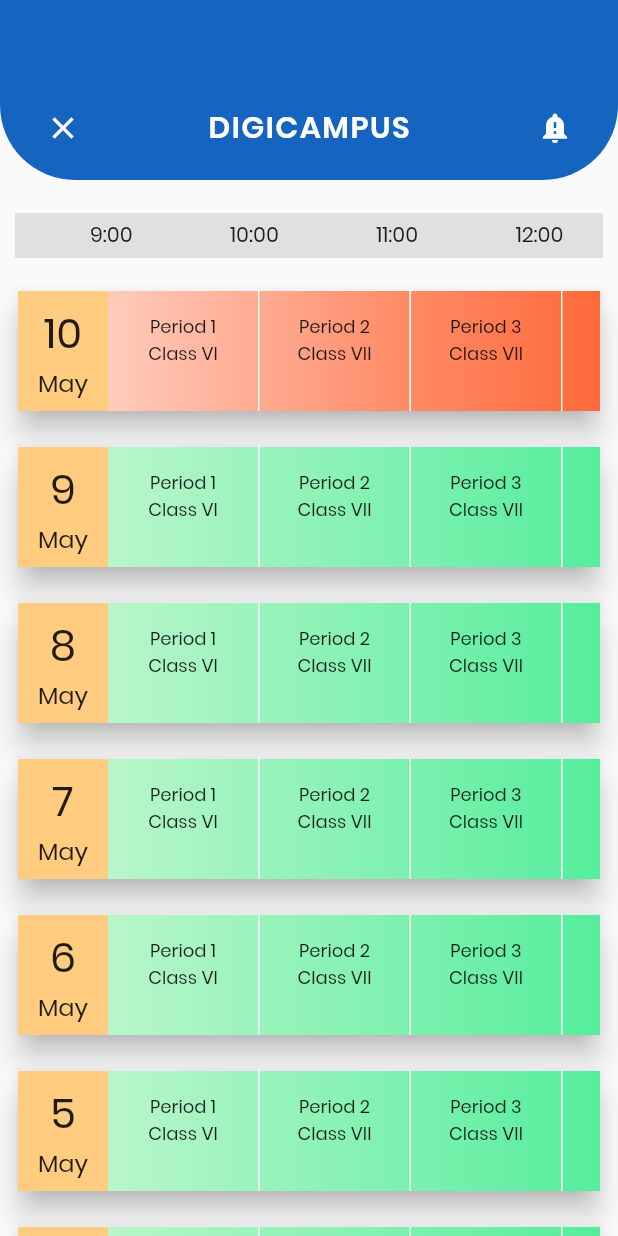
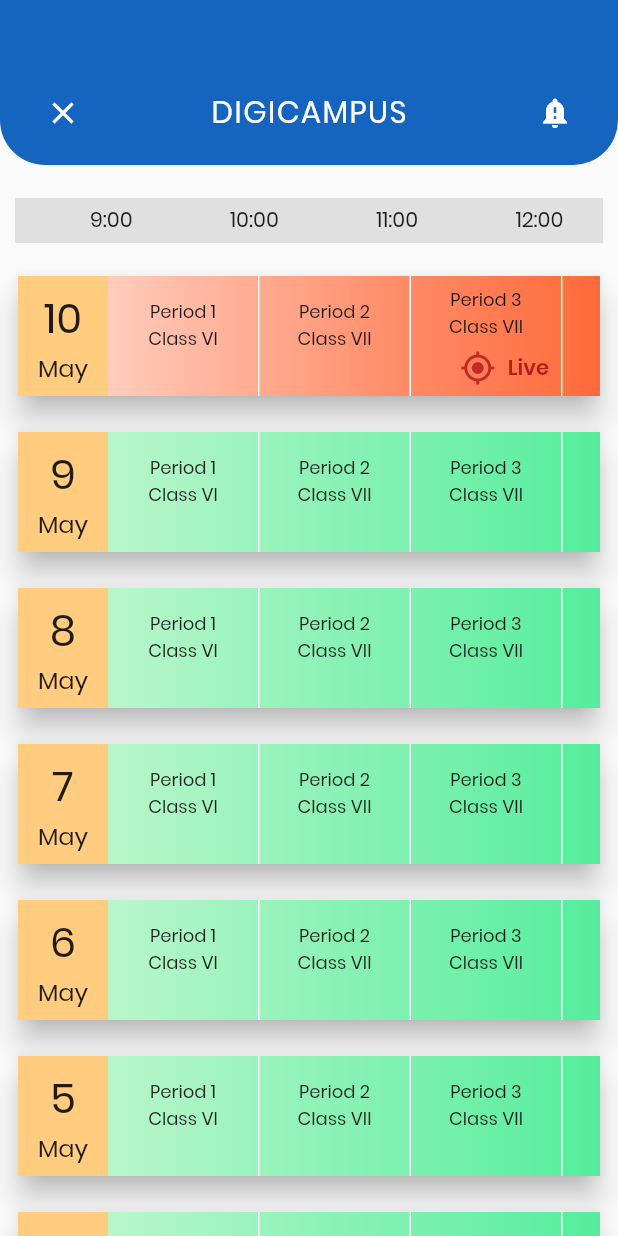
Before and after one commit to jijo0465/teacher_app, a Flutter app: the ClassroomScreen screen opened by its route, on a phone screen of 412 x 824 dp. Run offline on Flutter 3.47's test engine with Material 2 defaults, Android fonts, the phone set to English and light mode, and no system bars; our stand-ins replace cloud_firestore, flutter_rating_bar, font_awesome_flutter, lite_rolling_switch, shared_preferences, video_player and 1 more; accounts and stored records are empty.

Commit message:
First Demo

```diff
--- a/lib/components/digi_appbar.dart
+++ b/lib/components/digi_appbar.dart
@@ -58,7 +58,8 @@ class DigiAppbar extends StatelessWidget {
                         builder: (BuildContext context, TeacherState value,
                             Widget child) {
                           return Text(
-                            'Hi ${value.teacherName} !',
+                            // 'Hi ${value.teacherName} !',
+                            'Hi Rachel !',
                             style: TextStyle(fontSize: 20, color: Colors.white),
                           );
                         },
@@ -95,7 +96,7 @@ class DigiAppbar extends StatelessWidget {
 class BackgroundClipper extends CustomClipper<Path> {
   @override
   Path getClip(Size size) {
-    var roundnessFactor = 50.0;
+    var roundnessFactor = 40.0;
     var path = Path();
     path.moveTo(0, 0);
     path.lineTo(0, size.height);
--- a/lib/components/digicampus_appbar.dart
+++ b/lib/components/digicampus_appbar.dart
@@ -28,7 +28,7 @@ class DigiCampusAppbar extends StatelessWidget {
                 letterSpacing: 1,
                 color: Colors.white,
                 fontSize: 20,
-                fontWeight: FontWeight.w600),
+                fontWeight: FontWeight.w400),
           ),
           Padding(
             padding: const EdgeInsets.only(right: 30),
@@ -42,9 +42,9 @@ class DigiCampusAppbar extends StatelessWidget {
       decoration: BoxDecoration(
           color: Colors.blue[800],
           borderRadius: BorderRadius.only(
-              bottomLeft: Radius.circular(50),
-              bottomRight: Radius.circular(50))),
-      height: 120 - MediaQuery.of(context).padding.top,
+              bottomLeft: Radius.circular(30),
+              bottomRight: Radius.circular(30))),
+      height: 110 - MediaQuery.of(context).padding.top,
       width: MediaQuery.of(context).size.width,
     );
   }
--- a/lib/main.dart
+++ b/lib/main.dart
@@ -7,9 +7,11 @@ import 'package:teacher_app/screens/attendance_screen.dart';
 import 'package:teacher_app/screens/bus_tracking_screen.dart';
 import 'package:teacher_app/screens/classroom_screen.dart';
 import 'package:teacher_app/screens/contact_parent_screen.dart';
+import 'package:teacher_app/screens/discussions_screen.dart';
 import 'package:teacher_app/screens/forgot_password_screen.dart';
 import 'package:teacher_app/screens/home_screen.dart';
 import 'package:teacher_app/screens/leave_request_screen.dart';
+import 'package:teacher_app/screens/live_screen.dart';
 import 'package:teacher_app/screens/new_password_screen.dart';
 import 'package:teacher_app/screens/remark_screen.dart';
 import 'package:teacher_app/screens/reward_screen.dart';
@@ -67,7 +69,9 @@ class TeacherApp extends StatelessWidget {
             '/leave_request': (context) => LeaveRequest(),
             '/approve_leave_request': (context) => ApproveLeaveRequest(),
             '/attendance_history':(context) => AttendanceHistory(),
-            '/classroom_screen':(context)=>ClassroomScreen()
+            '/classroom_screen': (context) => ClassroomScreen(),
+            '/discussions': (context) => DiscussionsScreen(),
+            '/live': (context) => LiveScreen(),
           },
         ));
   }
--- a/lib/screens/classroom_screen.dart
+++ b/lib/screens/classroom_screen.dart
@@ -4,7 +4,60 @@ import 'package:teacher_app/components/digicampus_appbar.dart';
 
 class ClassroomScreen extends StatefulWidget {
   const ClassroomScreen({Key key}) : super(key: key);
-  static List<Map<String, dynamic>> timeTableList = [
+
+
+  @override
+  _ClassroomScreenState createState() => _ClassroomScreenState();
+}
+
+
+class _ClassroomScreenState extends State<ClassroomScreen> {
+  ScrollController _scrollController = new ScrollController();
+  // ScrollController _controller2;
+  // double iconOffset;
+  // double offset;
+  // bool watchLive;
+
+  // @override
+  // void initState() {
+  //   _controller1.addListener(() {
+  //     setState(() {
+  //       _controller1.notifyListeners();
+  //     });
+  //     // offset = _controller1.offset;
+  //     // setState(() {
+  //     //   _controller2.animateTo(offset,
+  //     //       duration: Duration(microseconds: 400), curve: null);
+  //     //   _controller2.notifyListeners();
+  //     //   print(offset);
+  //     // });
+  //   });
+  //   super.initState();
+  // }
+
+  // @override
+  // void initState() {
+  //   // iconOffset = 50.0;
+  //   // watchLive = false;
+  //   super.initState();
+  // }
+
+  @override
+  void dispose() {
+    _scrollController.dispose();
+    super.dispose();
+  }
+
+  Widget dateTiles(int i) {
+    DateFormat _dateFormat = DateFormat.yMMMd();
+    DateFormat _dateFormatDay = DateFormat.E();
+    var date = DateTime.now().subtract(Duration(days: i));
+    int hrs = 11;
+    // print(hrs);
+    // int mts = date.minute;
+    String formattedDay = _dateFormatDay.format(date);
+    String formattedDate = _dateFormat.format(date);
+   List<Map<String, dynamic>> timeTableList = [
     {
       '0': 'Period 1\nClass VI',
       '1': 'Period 2\nClass VII',
@@ -46,58 +99,26 @@ class ClassroomScreen extends StatefulWidget {
       '5': 'Period 6\nClass VI',
     }
   ];
-
-  @override
-  _ClassroomScreenState createState() => _ClassroomScreenState();
-}
-
-class _ClassroomScreenState extends State<ClassroomScreen> {
-   ScrollController _scrollController = new ScrollController();
-  // ScrollController _controller2;
-  double iconOffset;
-  // double offset;
-  bool watchLive;
-   @override
-  void initState() {
-    iconOffset = 50.0;
-    watchLive = false;
-    super.initState();
-  }
-
-  @override
-  void dispose() {
-    _scrollController.dispose();
-    super.dispose();
-  }
-
-  Widget dateTiles(int i) {
-    DateFormat _dateFormat = DateFormat.yMMMd();
-    DateFormat _dateFormatDay = DateFormat.E();
-    var date = DateTime.now();
-    int hrs = date.hour;
-    int mts = date.minute;
-    String formattedDay = _dateFormatDay.format(date);
-    String formattedDate = _dateFormat.format(date.subtract(Duration(days: i)));
     Map<String, dynamic> timeTable;
     print(formattedDay);
     switch (formattedDay) {
       case 'Mon':
-        timeTable = ClassroomScreen.timeTableList[0];
+        timeTable = timeTableList[0];
         break;
       case 'Tue':
-        timeTable = ClassroomScreen.timeTableList[1];
+        timeTable = timeTableList[1];
         break;
       case 'Wed':
-        timeTable = ClassroomScreen.timeTableList[2];
+        timeTable = timeTableList[2];
         break;
       case 'Thu':
-        timeTable = ClassroomScreen.timeTableList[3];
+        timeTable = timeTableList[3];
         break;
       case 'Fri':
-        timeTable = ClassroomScreen.timeTableList[4];
+        timeTable = timeTableList[4];
         break;
       default:
-        timeTable = ClassroomScreen.timeTableList[2];
+        timeTable = timeTableList[2];
     }
     print('num: ${timeTable['0']}');
 
@@ -150,22 +171,13 @@ class _ClassroomScreenState extends State<ClassroomScreen> {
                         child: Row(
                             children: List.generate(6, (index) {
                           // print(timeTable['$index'].toString());
-                          if(hrs == (15+index) && i == 0) {
-                            setState(() {
-                              watchLive = true;
-                            });
-                          }
-                          else
-                            setState(() {
-                              watchLive = false;
-                            });
-
                           return Row(
                             children: <Widget>[
                               GestureDetector(
                                 behavior: HitTestBehavior.translucent,
                                 onTap: (){
-                                  watchLive
+                                  print(hrs);
+                                  hrs == (9+index) && i == 0
                                   ? Navigator.of(context).pushNamed('/live')
                                   : Navigator.of(context).pushNamed('/discussions');
                                 },
@@ -196,7 +208,7 @@ class _ClassroomScreenState extends State<ClassroomScreen> {
                                             textAlign: TextAlign.center,
                                             overflow: TextOverflow.clip,
                                           ),
-                                          hrs == (15+index) && i == 0
+                                          hrs == (9+index) && i == 0
                                           ?Align(
                                             alignment: Alignment.bottomRight,
                                             child: IntrinsicWidth(
@@ -204,7 +216,9 @@ class _ClassroomScreenState extends State<ClassroomScreen> {
                                                 mainAxisAlignment: MainAxisAlignment.end,
                                                 children: <Widget>[
                                                   Icon(Icons.my_location,color: Colors.red[800],),
-                                                  Text('Enter\nClass ')
+                                                  SizedBox(width: 8,),
+                                                  Text('Live' ,style: TextStyle(color: Colors.red[900],fontWeight: FontWeight.w700),),
+                                                  SizedBox(width: 8,),
                                                 ],
                                               ),
                                             ),
@@ -275,5 +289,4 @@ class _ClassroomScreenState extends State<ClassroomScreen> {
       ],
     ));
   }
-
 }
--- a/lib/screens/home_screen.dart
+++ b/lib/screens/home_screen.dart
@@ -147,13 +147,13 @@ class _HomePageState extends State<HomePage> {
                     children: <Widget>[
                       SizedBox(height: 30),
                        DigiMenuCard(
-                        height: MediaQuery.of(context).size.height * 0.13,
+                        height: MediaQuery.of(context).size.height * 0.17,
                         width: MediaQuery.of(context).size.width * 0.91,
                         onPressed: () {
                           Navigator.of(context)
                               .pushNamed('/classroom_screen');
                         },
-                        imagePath: 'assets/images/student_profile.png',
+                        imagePath: 'assets/images/classroom.png',
                       ),
                       SizedBox(height:5),
                       Row(
--- a/lib/states/teacher_state.dart
+++ b/lib/states/teacher_state.dart
@@ -8,9 +8,11 @@ class TeacherState with ChangeNotifier {
   TeacherState.instance():_teacher=Teacher(0,'None');
 
   String get teacherName => _teacher.name;
+  Teacher get teacher => this._teacher;
 
   setTeacher(Teacher teacher) async {
     this._teacher = teacher;
     notifyListeners();
   }
+
 }
```
Also changed, not shown: lib/models/grade.dart (added, +59 -0 lines), lib/models/student.dart (added, +52 -0 lines), lib/screens/discussions_screen.dart (added, +303 -0 lines), lib/screens/live_screen.dart (added, +35 -0 lines), lib/screens/reward_screen.dart (+5 -6 lines), pubspec.yaml (+9 -0 lines), assets/images/classroom.png (added), pubspec.lock, 4 other files.
